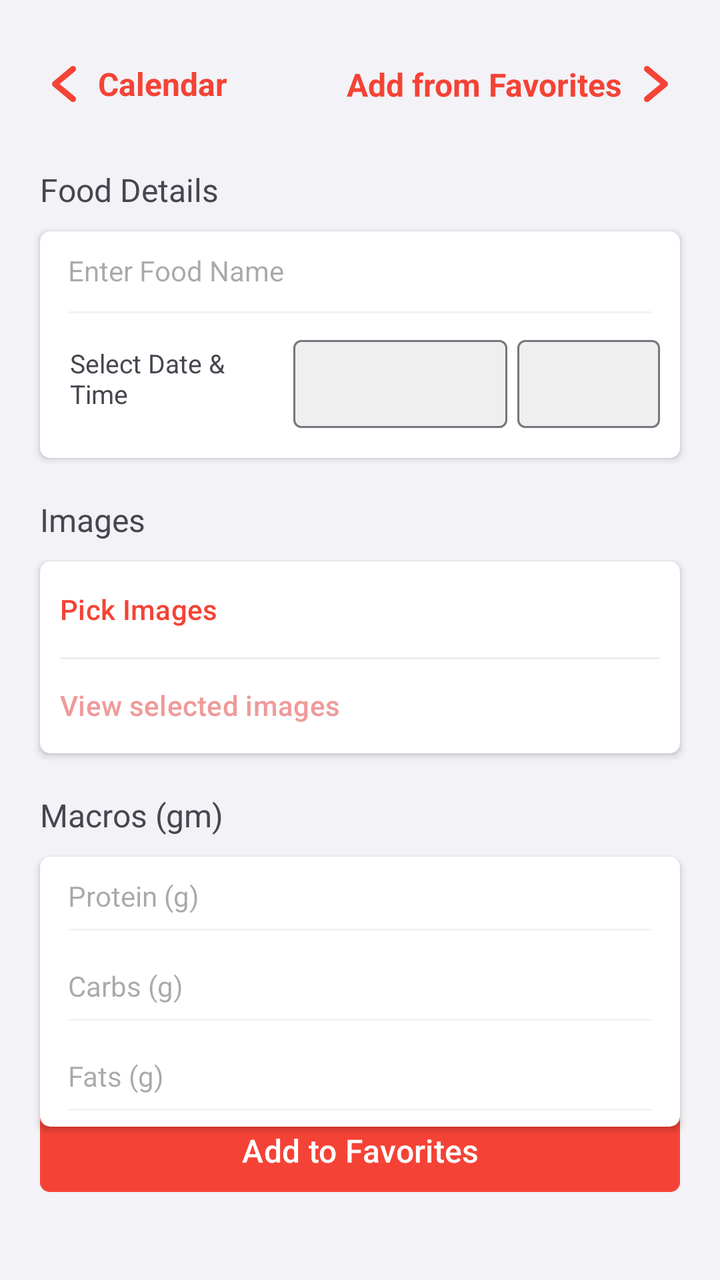
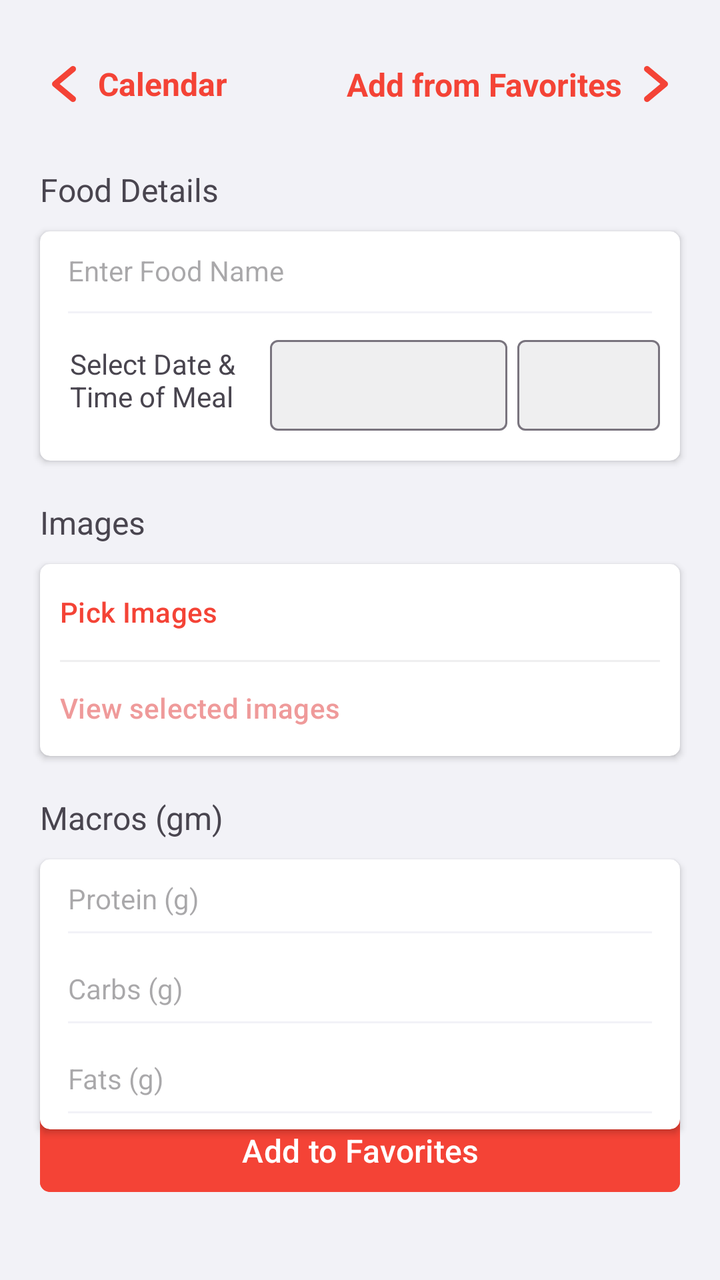

An Android layout rendered at two revisions. The XML below is the earlier revision; the diff shows what the commit changed to produce the second picture.
<!-- AndroidManifest.xml: application theme Theme.ExActHealth -->
<!-- res/layout/activity_add_food.xml -->
<?xml version="1.0" encoding="utf-8"?>
<RelativeLayout
    xmlns:android="http://schemas.android.com/apk/res/android"
    xmlns:app="http://schemas.android.com/apk/res-auto"
    xmlns:tools="http://schemas.android.com/tools"
    android:layout_width="match_parent"
    android:layout_height="match_parent"
    android:layout_gravity="center"
    android:background="@color/light_gray">

    <RelativeLayout
        android:id="@+id/food_details_toolbar_layout"
        android:layout_width="wrap_content"
        android:layout_height="wrap_content"
        android:layout_marginTop="30dp"
        android:layout_alignStart="@+id/food_details_title"
        android:layout_alignEnd="@+id/food_details_title">

        <RelativeLayout
            android:id="@+id/back_to_calendar_layout"
            android:layout_width="wrap_content"
            android:layout_height="wrap_content"
            android:clickable="true"
            android:focusable="true">

            <ImageView
                android:id="@+id/back_to_calendar_icon"
                android:layout_width="wrap_content"
                android:layout_height="wrap_content"
                android:background="@drawable/back_button">
            </ImageView>

            <TextView
                android:id="@+id/back_to_calendar_text"
                android:layout_width="wrap_content"
                android:layout_height="wrap_content"
                android:layout_toEndOf="@+id/back_to_calendar_icon"
                android:layout_alignBottom="@+id/back_to_calendar_icon"
                android:layout_alignTop="@+id/back_to_calendar_icon"
                android:layout_marginStart="5dp"
                android:gravity="center"
                android:text="Calendar"
                android:textColor="@color/red"
                android:textStyle="bold"
                android:textSize="16sp">
            </TextView>

        </RelativeLayout>

        <androidx.constraintlayout.widget.ConstraintLayout
            android:id="@+id/add_from_favorites_layout"
            android:layout_width="wrap_content"
            android:layout_height="wrap_content"
            android:layout_alignParentEnd="true"
            android:clickable="true"
            android:focusable="true">

            <TextView
                android:id="@+id/add_from_favorites_text"
                android:layout_width="wrap_content"
                android:layout_height="wrap_content"
                android:layout_marginEnd="5dp"
                android:gravity="center"
                android:text="Add from Favorites"
                android:textColor="@color/red"
                android:textSize="16sp"
                android:textStyle="bold"
                app:layout_constraintBottom_toBottomOf="@+id/add_from_favorites_icon"
                app:layout_constraintEnd_toStartOf="@+id/add_from_favorites_icon"
                app:layout_constraintTop_toTopOf="@+id/add_from_favorites_icon">
            </TextView>

            <ImageView
                android:id="@+id/add_from_favorites_icon"
                android:layout_width="wrap_content"
                android:layout_height="wrap_content"
                android:background="@drawable/forward_button"
                app:layout_constraintEnd_toEndOf="parent"
                app:layout_constraintTop_toTopOf="parent">
            </ImageView>

        </androidx.constraintlayout.widget.ConstraintLayout>

    </RelativeLayout>

    <TextView
        android:id="@+id/food_details_title"
        android:layout_width="match_parent"
        android:layout_height="wrap_content"
        android:layout_below="@+id/food_details_toolbar_layout"
        android:layout_marginTop="30dp"
        android:layout_marginStart="20dp"
        android:layout_marginEnd="20dp"
        android:textSize="16sp"
        android:text="@string/food_details_title">
    </TextView>

    <androidx.cardview.widget.CardView
        android:id="@+id/food_details_card_view"
        android:layout_width="match_parent"
        android:layout_height="wrap_content"
        android:layout_below="@+id/food_details_title"
        android:layout_marginTop="10dp"
        android:layout_marginStart="20dp"
        android:layout_marginEnd="20dp"

        app:contentPaddingLeft="10dp"
        app:contentPaddingRight="10dp"
        app:cardCornerRadius="5dp">

        <RelativeLayout
            android:id="@+id/food_details_layout"
            android:layout_width="match_parent"
            android:layout_height="match_parent">

            <EditText
                android:id="@+id/food_name_text_edit"
                android:theme="@style/DialogTheme"
                android:layout_width="match_parent"
                android:layout_height="wrap_content"
                android:paddingBottom="20dp"
                android:gravity="center_vertical"
                android:hint="@string/enter_food_name_hint"
                android:textSize="14sp"
                android:backgroundTint="@color/light_gray"
                android:inputType="textPersonName"
                android:autofillHints="name">
            </EditText>

            <LinearLayout
                android:id="@+id/food_details_date_time_layout"
                android:layout_width="match_parent"
                android:layout_height="wrap_content"
                android:layout_below="@+id/food_name_text_edit"
                android:orientation="horizontal"
                android:paddingStart="5dp"
                android:paddingBottom="15dp"
                android:gravity="center_horizontal"
                android:weightSum="12">

                <TextView
                    android:id="@+id/food_details_date_time_text"
                    android:layout_weight="4.5"
                    android:layout_width="0dp"
                    android:layout_height="match_parent"
                    android:layout_gravity="center"
                    android:gravity="center_vertical"
                    android:text="@string/select_date_and_time_title"
                    android:textSize="13sp">
                </TextView>

                <com.google.android.material.textfield.TextInputLayout
                    android:id="@+id/food_details_date_layout"
                    android:layout_weight="4.5"
                    android:layout_width="0dp"
                    android:layout_height="match_parent"
                    android:layout_marginStart="5dp"
                    android:layout_marginEnd="5dp"

                    app:boxBackgroundColor="@color/mid_gray">

                    <com.google.android.material.textfield.TextInputEditText
                        android:id="@+id/food_details_date_input"
                        android:layout_width="match_parent"
                        android:layout_height="match_parent"
                        android:gravity="center"
                        android:focusable="false"
                        android:cursorVisible="false"
                        android:focusableInTouchMode="false"
                        android:clickable="false"
                        android:inputType="date"
                        android:padding="10dp"
                        android:textSize="14sp">
                    </com.google.android.material.textfield.TextInputEditText>

                </com.google.android.material.textfield.TextInputLayout>

                <com.google.android.material.textfield.TextInputLayout
                    android:id="@+id/food_details_time_layout"
                    android:layout_weight="3"
                    android:layout_width="0dp"
                    android:layout_height="match_parent"

                    app:boxBackgroundColor="@color/mid_gray">

                    <com.google.android.material.textfield.TextInputEditText
                        android:id="@+id/food_details_time_input"
                        android:layout_width="match_parent"
                        android:layout_height="match_parent"
                        android:gravity="center"
                        android:focusable="false"
                        android:cursorVisible="false"
                        android:focusableInTouchMode="false"
                        android:clickable="false"
                        android:inputType="time"
                        android:padding="10dp"
                        android:textSize="14sp">
                    </com.google.android.material.textfield.TextInputEditText>

                </com.google.android.material.textfield.TextInputLayout>

            </LinearLayout>

        </RelativeLayout>

    </androidx.cardview.widget.CardView>

    <TextView
        android:id="@+id/food_details_images_title"
        android:layout_width="match_parent"
        android:layout_height="wrap_content"
        android:layout_below="@+id/food_details_card_view"
        android:layout_marginTop="20dp"
        android:layout_marginStart="20dp"
        android:layout_marginEnd="20dp"
        android:textSize="16sp"
        android:text="@string/images_title">
    </TextView>

    <androidx.cardview.widget.CardView
        android:id="@+id/food_details_images_card_view"
        android:layout_width="match_parent"
        android:layout_height="wrap_content"
        android:layout_below="@+id/food_details_images_title"
        android:layout_marginTop="10dp"
        android:layout_marginStart="20dp"
        android:layout_marginEnd="20dp"

        app:contentPaddingLeft="10dp"
        app:contentPaddingRight="10dp"
        app:cardCornerRadius="5dp">

        <RelativeLayout
            android:id="@+id/food_details_images_layout"
            android:layout_width="match_parent"
            android:layout_height="match_parent">

            <Button
                android:id="@+id/food_details_pick_images_button"
                android:layout_width="match_parent"
                android:layout_height="wrap_content"
                android:gravity="center_vertical"
                android:padding="0dp"
                android:backgroundTint="@color/white"
                android:text="@string/pick_images"
                android:textColor="@color/red"
                android:textSize="14sp"
                android:textStyle="normal">
            </Button>

            <View
                android:layout_width="match_parent"
                android:layout_below="@+id/food_details_pick_images_button"
                android:layout_height="1dp"
                android:background="@color/mid_gray">
            </View>

            <Button
                android:id="@+id/food_details_selected_images_button"
                android:layout_width="match_parent"
                android:layout_height="wrap_content"
                android:layout_below="@+id/food_details_pick_images_button"
                android:gravity="center_vertical"
                android:padding="0dp"
                android:backgroundTint="@color/white"
                android:text="@string/view_selected_images"
                android:textColor="@color/light_red"
                android:textSize="14sp"
                android:textStyle="normal"
                android:enabled="false">
            </Button>

        </RelativeLayout>

    </androidx.cardview.widget.CardView>

    <TextView
        android:id="@+id/food_details_macros_title"
        android:layout_width="match_parent"
        android:layout_height="wrap_content"
        android:layout_below="@+id/food_details_images_card_view"
        android:layout_marginTop="20dp"
        android:layout_marginStart="20dp"
        android:layout_marginEnd="20dp"
        android:textSize="16sp"
        android:text="@string/macros">
    </TextView>

    <androidx.cardview.widget.CardView
        android:id="@+id/macros_card_view"
        android:layout_width="match_parent"
        android:layout_height="wrap_content"
        android:layout_below="@+id/food_details_macros_title"
        android:layout_marginTop="10dp"
        android:layout_marginStart="20dp"
        android:layout_marginEnd="20dp"

        app:contentPaddingLeft="10dp"
        app:contentPaddingRight="10dp"
        app:cardCornerRadius="5dp">

        <RelativeLayout
            android:id="@+id/food_details_macros_layout"
            android:layout_width="match_parent"
            android:layout_height="match_parent">

            <EditText
                android:id="@+id/protein_text_edit"
                android:theme="@style/DialogTheme"
                android:layout_width="match_parent"
                android:layout_height="wrap_content"
                android:paddingBottom="16dp"
                android:gravity="center_vertical"
                android:hint="@string/protein"
                android:textSize="14sp"
                android:backgroundTint="@color/light_gray"
                android:inputType="number"
                android:importantForAutofill="no">
            </EditText>

            <EditText
                android:id="@+id/carbs_text_edit"
                android:theme="@style/DialogTheme"
                android:layout_width="match_parent"
                android:layout_height="wrap_content"
                android:layout_below="@+id/protein_text_edit"
                android:paddingBottom="16dp"
                android:gravity="center_vertical"
                android:hint="@string/carbs"
                android:textSize="14sp"
                android:backgroundTint="@color/light_gray"
                android:inputType="number"
                android:importantForAutofill="no">
            </EditText>

            <EditText
                android:id="@+id/fats_text_edit"
                android:theme="@style/DialogTheme"
                android:layout_width="match_parent"
                android:layout_height="wrap_content"
                android:layout_below="@+id/carbs_text_edit"
                android:paddingBottom="16dp"
                android:gravity="center_vertical"
                android:hint="@string/fats"
                android:textSize="14sp"
                android:backgroundTint="@color/light_gray"
                android:inputType="number"
                android:importantForAutofill="no">
            </EditText>

        </RelativeLayout>

    </androidx.cardview.widget.CardView>

    <Button
        android:id="@+id/food_details_save_entry_button"
        android:layout_width="match_parent"
        android:layout_height="wrap_content"
        android:layout_above="@+id/food_details_add_to_favorite_button"
        android:gravity="center"
        android:layout_marginStart="20dp"
        android:layout_marginEnd="20dp"
        android:layout_marginBottom="10dp"
        android:paddingTop="10dp"
        android:paddingBottom="10dp"
        android:backgroundTint="@color/red"
        android:text="@string/save_entry"
        android:textColor="@color/white"
        android:textSize="16sp"
        android:textStyle="normal"
        app:cornerRadius="5dp">
    </Button>

    <Button
        android:id="@+id/food_details_add_to_favorite_button"
        android:layout_width="match_parent"
        android:layout_height="wrap_content"
        android:layout_alignParentBottom="true"
        android:gravity="center"
        android:layout_marginStart="20dp"
        android:layout_marginEnd="20dp"
        android:layout_marginBottom="40dp"
        android:paddingTop="10dp"
        android:paddingBottom="10dp"
        android:backgroundTint="@color/red"
        android:text="@string/add_to_favorite"
        android:textColor="@color/white"
        android:textSize="16sp"
        android:textStyle="normal"
        app:cornerRadius="5dp">
    </Button>

</RelativeLayout>
<!-- resources referenced by this layout -->
<resources>
  <color name="light_gray">#F2F2F7</color>
  <color name="light_red">#EF9A9A</color>
  <color name="mid_gray">#EFEFF0</color>
  <color name="red">#F44336</color>
  <color name="white">#FFFFFFFF</color>
  <!-- drawable back_button (drawable) -->
  <vector xmlns:android="http://schemas.android.com/apk/res/android"
      android:width="24dp"
      android:height="24dp"
      android:viewportWidth="96"
      android:viewportHeight="96">
    <path
        android:fillColor="@color/red"
        android:pathData="M39.376,48.002l30.47,-25.39a6.003,6.003 0,0 0,-7.688 -9.223L26.156,43.391a6.009,6.009 0,0 0,0 9.223L62.158,82.615a6.003,6.003 0,0 0,7.688 -9.223Z"/>
  </vector>
  <!-- drawable forward_button (drawable) -->
  <vector xmlns:android="http://schemas.android.com/apk/res/android"
      android:width="24dp"
      android:height="24dp"
      android:viewportWidth="96"
      android:viewportHeight="96">
    <path
        android:fillColor="@color/red"
        android:pathData="M69.844,43.388 L33.842,13.386a6.003,6.003 0,0 0,-7.688 9.223l30.47,25.39 -30.47,25.39a6.003,6.003 0,0 0,7.688 9.223L69.844,52.611a6.009,6.009 0,0 0,0 -9.223Z"/>
  </vector>
  <string name="add_to_favorite">Add to Favorites</string>
  <string name="carbs">Carbs (g)</string>
  <string name="enter_food_name_hint">Enter Food Name</string>
  <string name="fats">Fats (g)</string>
  <string name="food_details_title">Food Details</string>
  <string name="images_title">Images</string>
  <string name="macros">Macros (gm)</string>
  <string name="pick_images">Pick Images</string>
  <string name="protein">Protein (g)</string>
  <string name="save_entry">Save Entry</string>
  <string name="select_date_and_time_title">Select Date &amp; Time</string>
  <string name="view_selected_images">View selected images</string>
  <style name="DialogTheme" parent="Theme.Material3.Light.Dialog">
          <item name="colorAccent">@color/red</item>
          <item name="colorOnPrimary">@color/red</item>
          <item name="colorControlActivated">@color/red</item>
      </style>
  <style name="Theme.ExActHealth" parent="Base.Theme.ExActHealth" />
  <style name="Base.Theme.ExActHealth" parent="Theme.Material3.Light.NoActionBar">
          
          <item name="colorPrimary">@color/red</item>
          <item name="android:itemBackground">@color/white</item>
      </style>
</resources>

<!-- the commit's change to res/layout/activity_add_food.xml (unified diff, before → after) -->
@@ -140,18 +140,18 @@
 
                 <TextView
                     android:id="@+id/food_details_date_time_text"
-                    android:layout_weight="4.5"
+                    android:layout_weight="4"
                     android:layout_width="0dp"
                     android:layout_height="match_parent"
                     android:layout_gravity="center"
                     android:gravity="center_vertical"
                     android:text="@string/select_date_and_time_title"
-                    android:textSize="13sp">
+                    android:textSize="14sp">
                 </TextView>
 
                 <com.google.android.material.textfield.TextInputLayout
                     android:id="@+id/food_details_date_layout"
-                    android:layout_weight="4.5"
+                    android:layout_weight="5"
                     android:layout_width="0dp"
                     android:layout_height="match_parent"
                     android:layout_marginStart="5dp"
<!-- resource entries referenced after the edit -->
@@ -35,7 +35,7 @@
   <string name="pick_images">Pick Images</string>
   <string name="protein">Protein (g)</string>
   <string name="save_entry">Save Entry</string>
-  <string name="select_date_and_time_title">Select Date &amp; Time</string>
+  <string name="select_date_and_time_title">Select Date &amp; Time of Meal</string>
   <string name="view_selected_images">View selected images</string>
   <style name="DialogTheme" parent="Theme.Material3.Light.Dialog">
           <item name="colorAccent">@color/red</item>
